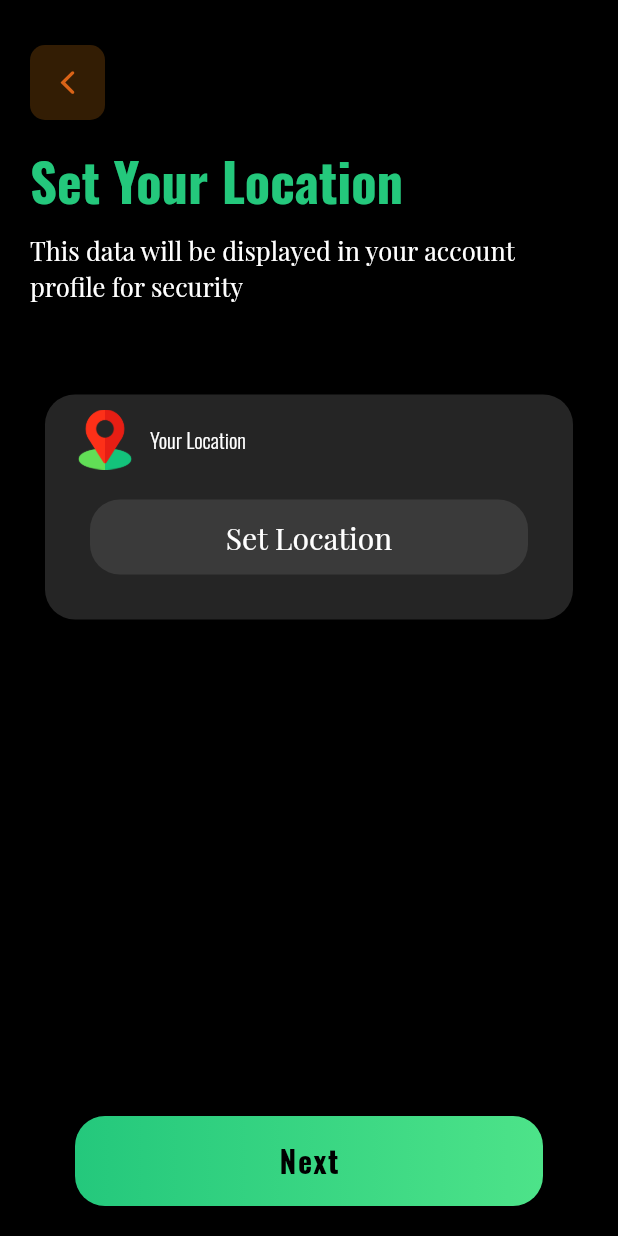
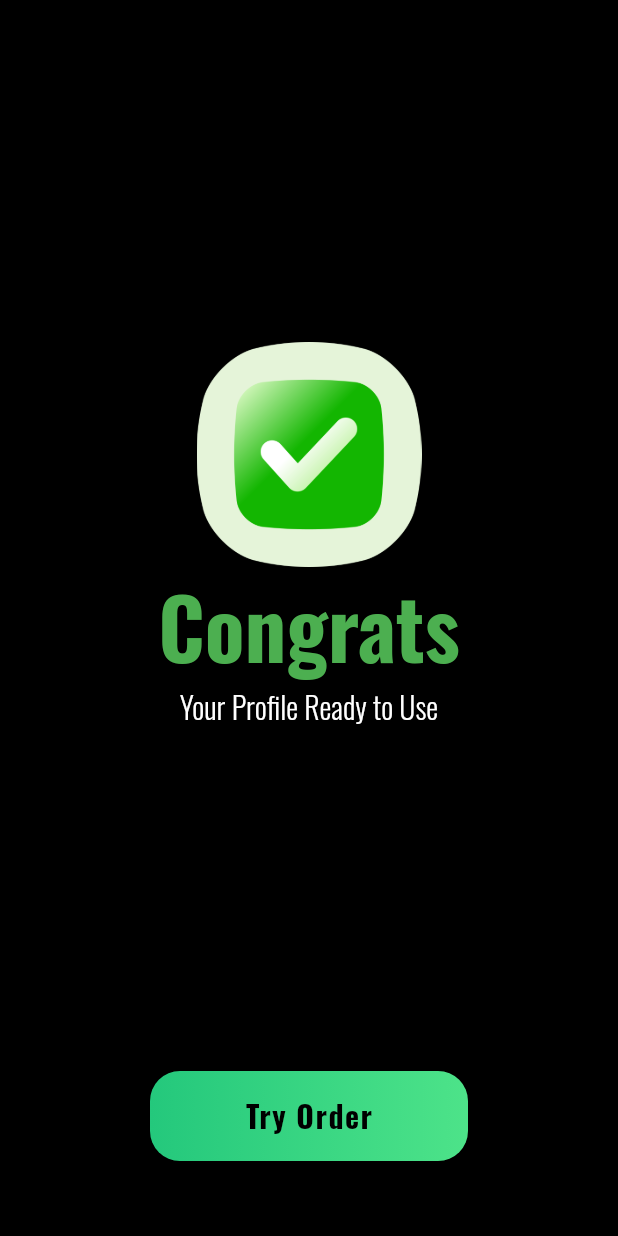
Before and after one commit to Sebin-thomas2001/Food_Delivery_App_GetX, a Flutter app: the screen it shows after launch, on a phone screen of 412 x 824 dp. Run offline on Flutter 3.47's test engine with Material 3 defaults, Android fonts, the phone set to English and light mode, and no system bars; our stand-ins replace firebase_auth, firebase_core, geolocator, get, image_picker; accounts and stored records are empty.

Commit message:
success profile created

```diff
--- a/lib/common/buttons/app_primary_button.dart
+++ b/lib/common/buttons/app_primary_button.dart
@@ -14,7 +14,7 @@ class AppPrimaryButton extends StatelessWidget {
   Widget build(BuildContext context) {
     final Size size = MediaQuery.of(context).size;
     return Padding(
-      padding: const EdgeInsets.symmetric(horizontal: 50),
+      padding: const EdgeInsets.symmetric(horizontal: 100),
       child: GestureDetector(
         onTap: onTap,
         child: Container(
--- a/lib/constants/app_images.dart
+++ b/lib/constants/app_images.dart
@@ -7,4 +7,5 @@ class AppImages {
   static const String camera_img = "images/camera.png";
   static const String gallery_img = "images/gallery.png";
   static const String location_img = "images/location.png";
+  static const String check_img = "images/check.png";
 }
--- a/lib/main.dart
+++ b/lib/main.dart
@@ -3,11 +3,9 @@ import 'package:flutter/material.dart';
 import 'package:get/get.dart';
 import 'package:shop_cart/modules/auth_module/controller/auth_controller.dart';
 import 'package:shop_cart/modules/kyc_module/controller/kyc_controller.dart';
-import 'package:shop_cart/modules/kyc_module/views/create_bio_view.dart';
+import 'package:shop_cart/modules/kyc_module/views/profile_updated_sucess.dart';
 import 'package:shop_cart/modules/kyc_module/views/set_location_view.dart';
-import 'package:shop_cart/modules/kyc_module/views/upload_your_photo.dart';
 import 'package:shop_cart/modules/onboarding/controller/onboarding_controller.dart';
-import 'package:shop_cart/modules/onboarding/views/splash_screen.dart';
 
 const FirebaseOptions firebaseOptions = FirebaseOptions(
     apiKey: "AIzaSyCAU8Y-zuBCPkWUv1XByCrgZSheRY43wwk",
@@ -41,6 +39,6 @@ class MyApp extends StatelessWidget {
           colorScheme: ColorScheme.fromSeed(seedColor: Colors.black),
           useMaterial3: true,
         ),
-        home:  SetLocationView());
+        home:  ProfileUpdatedSucess());
   }
 }
--- a/lib/modules/auth_module/controller/auth_controller.dart
+++ b/lib/modules/auth_module/controller/auth_controller.dart
@@ -1,11 +1,9 @@
 import 'dart:developer';
 
 import 'package:firebase_auth/firebase_auth.dart';
-import 'package:flutter/material.dart';
 
 import 'package:get/get.dart';
 import 'package:shop_cart/constants/app_colors.dart';
-import 'package:shop_cart/modules/auth_module/views/login_view.dart';
 import 'package:shop_cart/modules/kyc_module/views/create_bio_view.dart';
 import 'package:shop_cart/modules/onboarding/views/onboarding_view_1.dart';
 
--- a/lib/modules/kyc_module/controller/kyc_controller.dart
+++ b/lib/modules/kyc_module/controller/kyc_controller.dart
@@ -1,3 +1,6 @@
+
+
+// import 'package:geocoding/geocoding.dart' as geocoding;
 import 'package:geolocator/geolocator.dart';
 import 'package:get/get.dart';
 import 'package:image_picker/image_picker.dart';
@@ -55,8 +58,11 @@ class KycController extends GetxController {
     try {
       Position position = await Geolocator.getCurrentPosition(
           desiredAccuracy: LocationAccuracy.high);
-      locationName(
-          'Latitude: ${position.latitude}, Longitude: ${position.longitude}');
+
+      // List<geocoding.Placemark> placemarks = await geocoding
+      //     .placemarkFromCoordinates(position.latitude, position.longitude);
+
+      locationName("Longitude ${position.longitude}, Latitude ${position.latitude}");
 
       // Here you can return or use the position data as needed
     } catch (e) {
--- a/lib/modules/kyc_module/views/create_bio_view.dart
+++ b/lib/modules/kyc_module/views/create_bio_view.dart
@@ -1,4 +1,3 @@
-import 'dart:math';
 
 import 'package:flutter/cupertino.dart';
 import 'package:flutter/material.dart';
@@ -8,7 +7,7 @@ import 'package:shop_cart/modules/kyc_module/views/upload_your_photo.dart';
 import 'package:shop_cart/modules/onboarding/widgets/custom_text.dart';
 
 import '../../../common/buttons/app_primary_button.dart';
-import '../../../constants/app_images.dart';
+
 
 class CreateBioView extends StatefulWidget {
   CreateBioView({super.key});
--- /dev/null
+++ b/lib/modules/kyc_module/views/profile_updated_sucess.dart
@@ -0,0 +1,91 @@
+import 'package:flutter/material.dart';
+import 'package:get/get.dart';
+import 'package:shop_cart/constants/app_colors.dart';
+import 'package:shop_cart/constants/app_images.dart';
+import 'package:shop_cart/modules/auth_module/controller/auth_controller.dart';
+import 'package:shop_cart/modules/onboarding/widgets/custom_text.dart';
+
+import '../../../common/buttons/app_primary_button.dart';
+
+class ProfileUpdatedSucess extends StatefulWidget {
+  const ProfileUpdatedSucess({super.key});
+
+  @override
+  State<ProfileUpdatedSucess> createState() => _ProfileUpdatedSucessState();
+}
+
+class _ProfileUpdatedSucessState extends State<ProfileUpdatedSucess> {
+  @override
+  // void initState() {
+  //   super.initState();
+  //   redirectToNextScreen();
+  // }
+
+  // redirectToNextScreen() async {
+  //   await Future.delayed(const Duration(seconds: 2));
+  //   Get.find<AuthController>().checkForLogin();  // check user is logged or not
+  //   // Navigator.pushReplacement(
+  //   //   context,
+  //   //   MaterialPageRoute(
+  //   //     builder: (context) => const OnboardingView1(),
+  //   //   ),
+  //   // );
+  // }
+
+  @override
+  Widget build(BuildContext context) {
+    final Size size = MediaQuery.of(context).size;
+
+    return Scaffold(
+        backgroundColor: PrimaryColor,
+        body: Center(
+          child: Column(
+            mainAxisAlignment: MainAxisAlignment.center,
+            children: [
+
+              Image.asset(
+                AppImages.check_img,
+                width: 150,
+                height: 150,
+                fit: BoxFit.cover,
+              ),
+              const CustomText(
+                text: 'Congrats',
+                fontFamily: 'Bold',
+                color: Colors.green,
+                fontsize: 55,
+              ),
+              const CustomText(
+                text: 'Your Profile Ready to Use',
+                fontFamily: 'Light',
+                color: Colors.white,
+                fontsize: 20,
+              ),
+            ],
+          ),
+        ),
+        bottomNavigationBar: Padding(
+          padding: const EdgeInsets.only(bottom: 50),
+          child: Container(
+            child: AppPrimaryButton(
+              buttonText: "Try Order",
+
+              onTap: () {
+                // if (kycController.locationName != "null") {
+                //   Get.to(() => ProfileUpdatedSucess());
+                // } else {
+                //   Get.snackbar(
+                //     "Add Location to continue ",
+                //     "Try again",
+                //     colorText: white,
+                //     backgroundColor: Red,
+                //     snackPosition: SnackPosition.BOTTOM,
+                //   );
+                // }
+              },
+            ),
+          ),
+        )
+        );
+  }
+}
--- a/lib/modules/kyc_module/views/set_location_view.dart
+++ b/lib/modules/kyc_module/views/set_location_view.dart
@@ -1,12 +1,11 @@
-import 'dart:io';
+import 'package:flutter/cupertino.dart';
 
-import 'package:flutter/cupertino.dart';
-import 'package:flutter/foundation.dart';
 import 'package:flutter/material.dart';
 import 'package:get/get.dart';
 import 'package:shop_cart/constants/app_colors.dart';
 import 'package:shop_cart/constants/app_images.dart';
 import 'package:shop_cart/modules/kyc_module/controller/kyc_controller.dart';
+import 'package:shop_cart/modules/kyc_module/views/profile_updated_sucess.dart';
 import 'package:shop_cart/modules/onboarding/widgets/custom_text.dart';
 
 import '../../../common/buttons/app_primary_button.dart';
@@ -94,7 +93,6 @@ class SetLocationView extends StatelessWidget {
                                             "null"
                                         ? "Your Location"
                                         : kycController.locationName.value,
-
                                     fontFamily: 'Light',
                                     color: Colors.white,
                                   )
@@ -136,10 +134,11 @@ class SetLocationView extends StatelessWidget {
             child: AppPrimaryButton(
               buttonText: "Next",
               onTap: () {
-                if (kycController.profileImagePath != "null") {
+                if (kycController.locationName != "null") {
+                  Get.to(() => ProfileUpdatedSucess());
                 } else {
                   Get.snackbar(
-                    "Select Profile image ",
+                    "Add Location to continue ",
                     "Try again",
                     colorText: white,
                     backgroundColor: Red,
--- a/lib/modules/onboarding/views/splash_screen.dart
+++ b/lib/modules/onboarding/views/splash_screen.dart
@@ -3,7 +3,6 @@ import 'package:get/get.dart';
 import 'package:shop_cart/constants/app_colors.dart';
 import 'package:shop_cart/constants/app_images.dart';
 import 'package:shop_cart/modules/auth_module/controller/auth_controller.dart';
-import 'package:shop_cart/modules/onboarding/views/onboarding_view_1.dart';
 import 'package:shop_cart/modules/onboarding/widgets/custom_text.dart';
 
 class SplashScreen extends StatefulWidget {
--- a/pubspec.yaml
+++ b/pubspec.yaml
@@ -40,6 +40,8 @@ dependencies:
   firebase_core: ^3.12.1
   image_picker: ^1.1.2
   geolocator: ^13.0.2
+  geocoding: ^3.0.0
+
 
 
 dev_dependencies:
```
Also changed, not shown: images/check.png (added), pubspec.lock.
